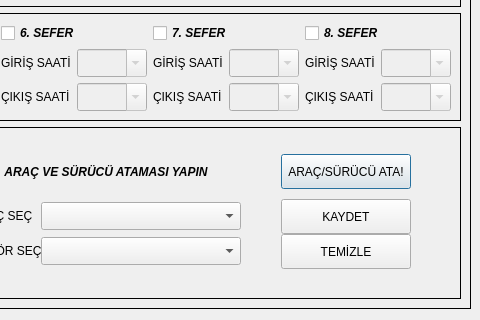
AyhanErcan70/SATTUP, file ui/ui_files/trips_dialog.ui: the form before one commit; both pictures show x 181 to 661 and y 197 to 517 of the 661 by 517 pixel window.
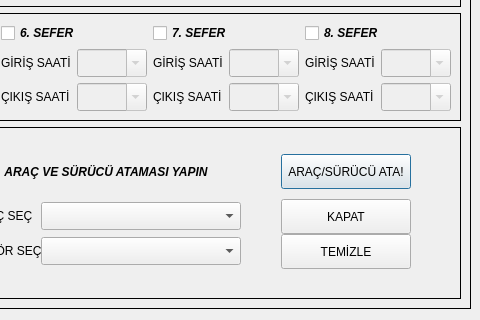
The form after the commit.

```diff
--- a/ui/ui_files/trips_dialog.ui
+++ b/ui/ui_files/trips_dialog.ui
@@ -2028,7 +2028,7 @@
             </size>
            </property>
            <property name="text">
-            <string>KAYDET</string>
+            <string>KAPAT</string>
            </property>
           </widget>
          </item>
```
Left out of the diff: 777 changed lines with no effect on the pictures.
